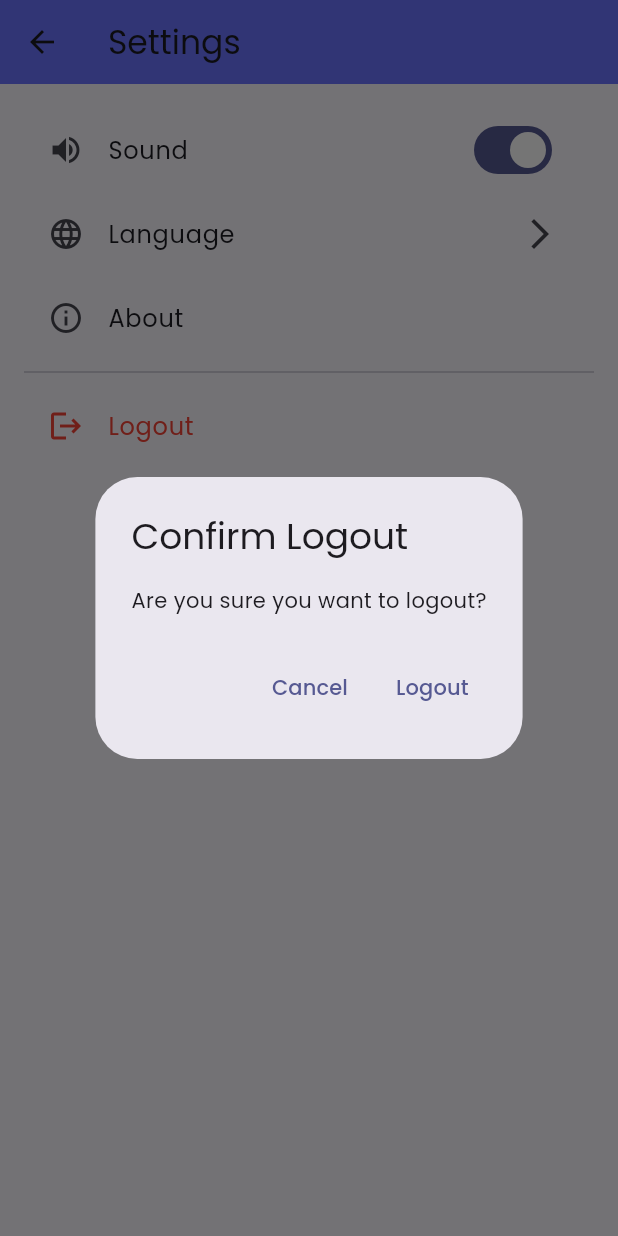
After one commit to prasadsanap8149/little_learner_academy, a Flutter app: the SettingsScreen screen opened directly, after a tap on "Logout", on a phone screen of 412 x 824 dp. The commit adds this screen. Run offline on Flutter 3.47's test engine with Material 3 defaults, Android fonts, the light colour scheme and no system bars; our stand-ins replace audioplayers, cloud_firestore, firebase_auth, firebase_core, flutter_secure_storage, google_fonts and 3 more; missing offline and left inert: encrypt; accounts and stored records are empty.

Commit message:
Added logout facility

```diff
--- a/lib/screens/home_screen.dart
+++ b/lib/screens/home_screen.dart
@@ -1,4 +1,5 @@
 import 'package:flutter/material.dart';
+import 'package:little_learners_academy/screens/settings_screen.dart';
 import 'package:provider/provider.dart';
 import '../services/game_provider.dart';
 import '../models/game_level.dart';
@@ -107,6 +108,11 @@ class _HomeScreenState extends State<HomeScreen> with TickerProviderStateMixin {
                         IconButton(
                           onPressed: () {
                             // TODO: Settings screen
+                            Navigator.of(context).push(
+                              MaterialPageRoute(
+                                builder: (context) => const SettingsScreen(),
+                              ),
+                            );
                           },
                           icon: const Icon(
                             Icons.settings,
--- /dev/null
+++ b/lib/screens/settings_screen.dart
@@ -0,0 +1,77 @@
+import 'package:flutter/material.dart';
+import 'package:provider/provider.dart';
+import '../services/game_provider.dart';
+
+class SettingsScreen extends StatelessWidget {
+  const SettingsScreen({super.key});
+
+  @override
+  Widget build(BuildContext context) {
+    final gameProvider = Provider.of<GameProvider>(context, listen: false);
+
+    return Scaffold(
+      appBar: AppBar(
+        title: const Text('Settings'),
+        backgroundColor: const Color(0xFF6B73FF),
+      ),
+      body: ListView(
+        padding: const EdgeInsets.all(16),
+        children: [
+          ListTile(
+            leading: const Icon(Icons.volume_up),
+            title: const Text('Sound'),
+            trailing: Switch(value: true, onChanged: (val) {}),
+          ),
+          ListTile(
+            leading: const Icon(Icons.language),
+            title: const Text('Language'),
+            trailing: const Icon(Icons.arrow_forward_ios),
+            onTap: () {
+              // TODO: Navigate to language settings
+            },
+          ),
+          ListTile(
+            leading: const Icon(Icons.info_outline),
+            title: const Text('About'),
+            onTap: () {
+              showAboutDialog(
+                context: context,
+                applicationName: 'Your Game',
+                applicationVersion: '1.0.0',
+              );
+            },
+          ),
+          const Divider(),
+          ListTile(
+            leading: const Icon(Icons.logout, color: Colors.red),
+            title: const Text('Logout', style: TextStyle(color: Colors.red)),
+            onTap: () async {
+              final confirm = await showDialog<bool>(
+                context: context,
+                builder: (context) => AlertDialog(
+                  title: const Text('Confirm Logout'),
+                  content: const Text('Are you sure you want to logout?'),
+                  actions: [
+                    TextButton(
+                      child: const Text('Cancel'),
+                      onPressed: () => Navigator.of(context).pop(false),
+                    ),
+                    TextButton(
+                      child: const Text('Logout'),
+                      onPressed: () => Navigator.of(context).pop(true),
+                    ),
+                  ],
+                ),
+              );
+
+              if (confirm == true) {
+                await gameProvider.logout(context); // Navigates to WelcomeScreen
+              }
+            },
+          ),
+
+        ],
+      ),
+    );
+  }
+}
--- a/lib/screens/welcome_screen.dart
+++ b/lib/screens/welcome_screen.dart
@@ -17,7 +17,7 @@ class _WelcomeScreenState extends State<WelcomeScreen>
   late final AnimationController _animationController;
   late final Animation<double> _fadeAnimation;
   late final Animation<Offset> _slideAnimation;
-  int _selectedAge = 5;
+  int _selectedAge = 0;
 
   @override
   void initState() {
--- a/lib/services/game_provider.dart
+++ b/lib/services/game_provider.dart
@@ -1,4 +1,5 @@
 import 'package:flutter/material.dart';
+import 'package:little_learners_academy/screens/welcome_screen.dart';
 import 'game_service.dart';
 
 class GameProvider extends ChangeNotifier {
@@ -32,4 +33,15 @@ class GameProvider extends ChangeNotifier {
     await _gameService.addAchievement(achievement);
     notifyListeners();
   }
+
+  Future<void> logout(BuildContext context) async {
+    await _gameService.logout();
+    notifyListeners();
+
+    Navigator.of(context).pushAndRemoveUntil(
+      MaterialPageRoute(builder: (context) => const WelcomeScreen()),
+          (route) => false,
+    );
+  }
+
 }
--- a/lib/services/game_service.dart
+++ b/lib/services/game_service.dart
@@ -537,4 +537,8 @@ class GameService {
         ];
     }
   }
+
+  Future<void> logout() async {
+    _currentPlayer = null;
+  }
 }
```
Also changed, not shown: pubspec.lock.
